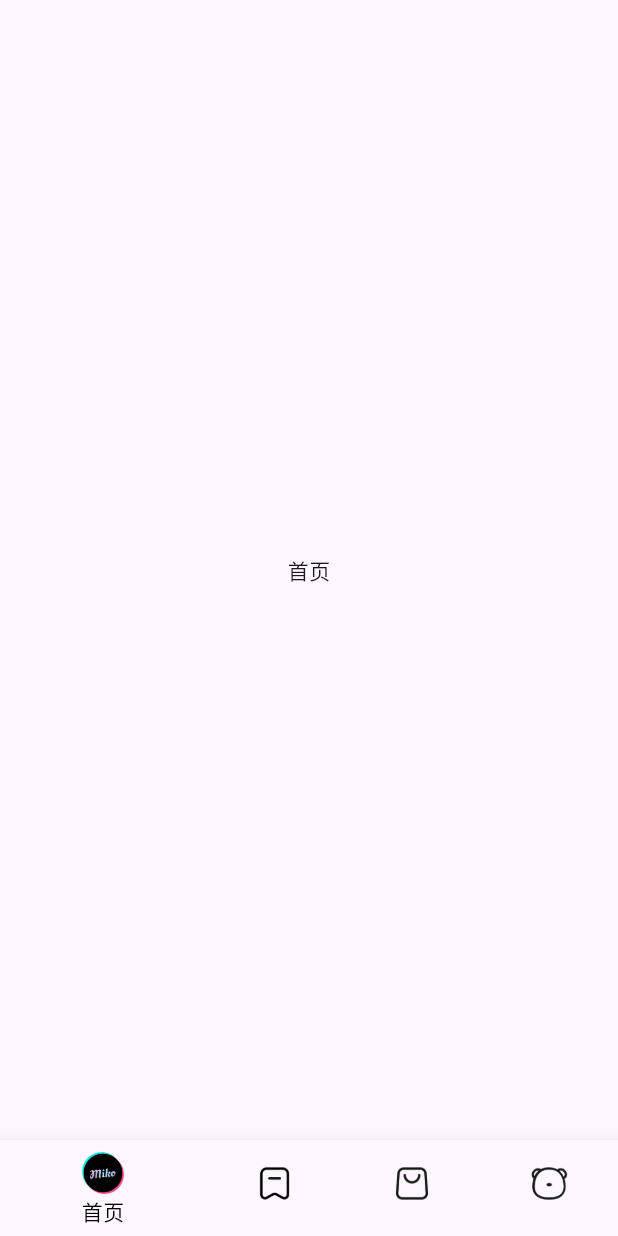
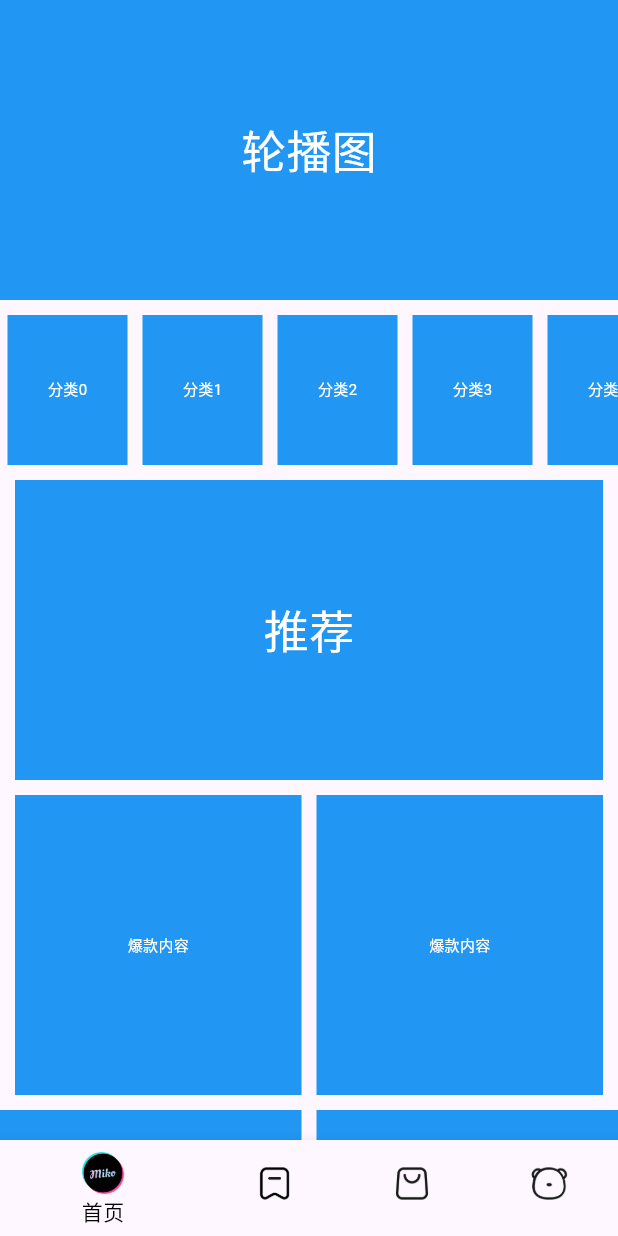
Before and after one commit to donyoo4522/hm_shop, a Flutter app: the screen it shows after launch, on a phone screen of 412 x 824 dp. Run offline on Flutter 3.47's test engine with Material 3 defaults, Android fonts, the phone set to English and light mode, and no system bars.

Commit message:
首页基础布局

```diff
--- /dev/null
+++ b/lib/components/home/hmCategory.dart
@@ -0,0 +1,34 @@
+import 'package:flutter/material.dart';
+
+class HmCategory extends StatefulWidget {
+  HmCategory({Key? key}) : super(key: key);
+
+  @override
+  _HmCategoryState createState() => _HmCategoryState();
+}
+
+class _HmCategoryState extends State<HmCategory> {
+  @override
+  Widget build(BuildContext context) {
+    return SizedBox(
+      height: 100,
+      child: ListView.builder(
+        scrollDirection: Axis.horizontal,
+        itemCount: 10,
+        itemBuilder: (BuildContext context, int index) {
+          return Container(
+            alignment: Alignment.center,
+            margin: EdgeInsets.symmetric(horizontal: 5),
+            width: 80,
+            height: 100,
+            color: Colors.blue,
+            child: Text(
+              "分类$index",
+              style: TextStyle(color: Colors.white, fontSize: 10),
+            ),
+          );
+        },
+      ),
+    );
+  }
+}
--- /dev/null
+++ b/lib/components/home/hmHot.dart
@@ -0,0 +1,20 @@
+import 'package:flutter/material.dart';
+
+class HmHot extends StatefulWidget {
+  HmHot({Key? key}) : super(key: key);
+
+  @override
+  _HmHotState createState() => _HmHotState();
+}
+
+class _HmHotState extends State<HmHot> {
+  @override
+  Widget build(BuildContext context) {
+    return Container(
+      color: Colors.blue,
+      height: 200,
+      alignment: Alignment.center,
+      child: Text("爆款内容", style: TextStyle(color: Colors.white, fontSize: 10)),
+    );
+  }
+}
--- /dev/null
+++ b/lib/components/home/hmMoreList.dart
@@ -0,0 +1,33 @@
+import 'package:flutter/material.dart';
+
+class HmMoreList extends StatefulWidget {
+  HmMoreList({Key? key}) : super(key: key);
+
+  @override
+  _HmMoreListState createState() => _HmMoreListState();
+}
+
+class _HmMoreListState extends State<HmMoreList> {
+  @override
+  Widget build(BuildContext context) {
+    return SliverGrid.builder(
+      gridDelegate: SliverGridDelegateWithFixedCrossAxisCount(
+        crossAxisCount: 2,
+        mainAxisExtent: 100,
+        crossAxisSpacing: 10,
+        mainAxisSpacing: 10,
+      ),
+      itemBuilder: (BuildContext context, int index) {
+        return Container(
+          color: Colors.blue,
+          alignment: Alignment.center,
+          padding: EdgeInsets.all(8.0),
+          child: Text(
+            "商品${index + 1}",
+            style: TextStyle(color: Colors.white, fontSize: 16),
+          ),
+        );
+      },
+    );
+  }
+}
--- /dev/null
+++ b/lib/components/home/hmSlider.dart
@@ -0,0 +1,20 @@
+import 'package:flutter/material.dart';
+
+class HmSlider extends StatefulWidget {
+  HmSlider({Key? key}) : super(key: key);
+
+  @override
+  _HmSliderState createState() => _HmSliderState();
+}
+
+class _HmSliderState extends State<HmSlider> {
+  @override
+  Widget build(BuildContext context) {
+    return Container(
+      alignment: Alignment.center,
+      height: 200,
+      color: Colors.blue,
+      child: Text("轮播图", style: TextStyle(color: Colors.white, fontSize: 30)),
+    );
+  }
+}
--- /dev/null
+++ b/lib/components/home/hmSuggention.dart
@@ -0,0 +1,20 @@
+import 'package:flutter/material.dart';
+
+class HmSuggention extends StatefulWidget {
+  HmSuggention({Key? key}) : super(key: key);
+
+  @override
+  _HmSuggentionState createState() => _HmSuggentionState();
+}
+
+class _HmSuggentionState extends State<HmSuggention> {
+  @override
+  Widget build(BuildContext context) {
+    return Container(
+      height: 200,
+      alignment: Alignment.center,
+      color: Colors.blue,
+      child: Text("推荐", style: TextStyle(color: Colors.white, fontSize: 30)),
+    );
+  }
+}
--- a/lib/pages/main/home/index.dart
+++ b/lib/pages/main/home/index.dart
@@ -1,4 +1,9 @@
 import 'package:flutter/material.dart';
+import 'package:hm_shop/components/home/hmCategory.dart';
+import 'package:hm_shop/components/home/hmHot.dart';
+import 'package:hm_shop/components/home/hmMoreList.dart';
+import 'package:hm_shop/components/home/hmSlider.dart';
+import 'package:hm_shop/components/home/hmSuggention.dart';
 
 class HomeView extends StatefulWidget {
   HomeView({Key? key}) : super(key: key);
@@ -8,8 +13,39 @@ class HomeView extends StatefulWidget {
 }
 
 class _HomeViewState extends State<HomeView> {
+  List<Widget> _getScrollChildren() {
+    return [
+      SliverToBoxAdapter(child: HmSlider()),
+      SliverToBoxAdapter(child: SizedBox(height: 10)),
+      SliverToBoxAdapter(child: HmCategory()),
+      SliverToBoxAdapter(child: SizedBox(height: 10)),
+      SliverToBoxAdapter(
+        child: Padding(
+          padding: EdgeInsetsGeometry.symmetric(horizontal: 10),
+          child: HmSuggention(),
+        ),
+      ),
+      SliverToBoxAdapter(child: SizedBox(height: 10)),
+      SliverToBoxAdapter(
+        child: Padding(
+          padding: EdgeInsetsGeometry.symmetric(horizontal: 10),
+          child: Flex(
+            direction: Axis.horizontal,
+            children: [
+              Expanded(child: HmHot()),
+              SizedBox(width: 10),
+              Expanded(child: HmHot()),
+            ],
+          ),
+        ),
+      ),
+      SliverToBoxAdapter(child: SizedBox(height: 10)),
+      HmMoreList(),
+    ];
+  }
+
   @override
   Widget build(BuildContext context) {
-    return Center(child: Text("首页"));
+    return CustomScrollView(slivers: _getScrollChildren());
   }
 }
```
